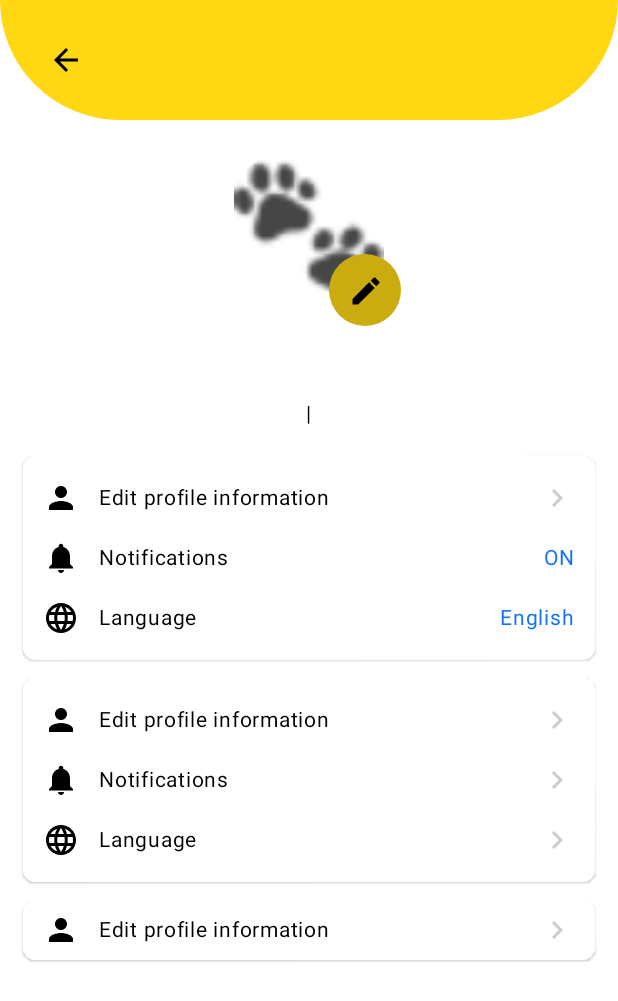
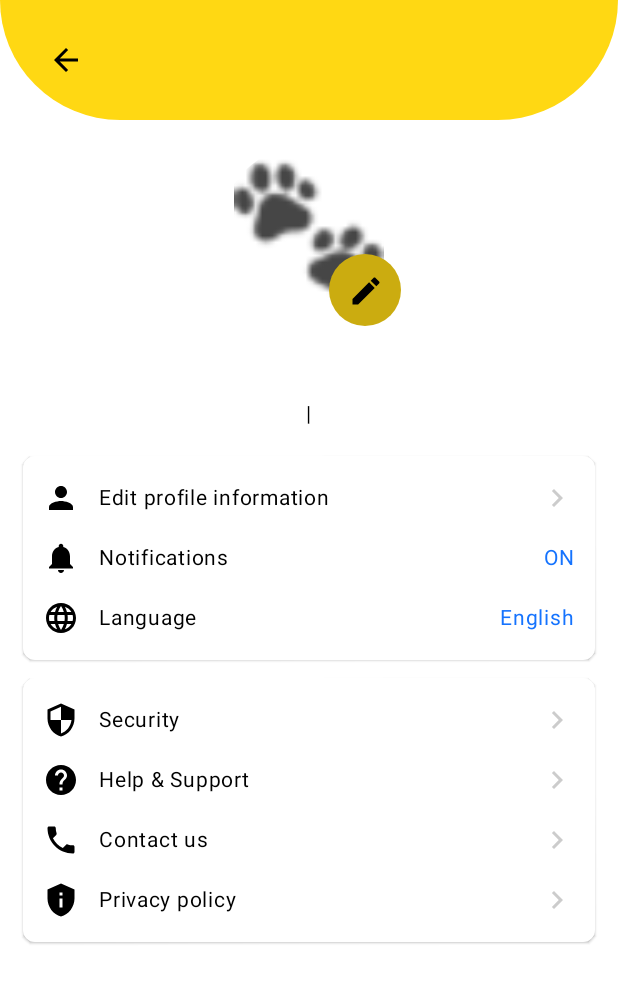
Before and after one commit to QuangD300504/CarPet, an Android app built with Jetpack Compose: the composable ProfileScreen shown on its own in the app's theme, on a phone screen of 412 x 824 dp. Shown: the top 1001 px of the screen. Run offline under Robolectric (Android 15) with nearby library versions, the light colour scheme and no system bars; our stand-ins replace Dagger/Hilt's generated code, Firebase (no records; nobody signed in at launch, a user with empty details on screens opened directly).

Commit message:
refactor: update profile (no dupe, new content)

```diff
--- a/app/src/main/kotlin/com/example/vetbook/presentation/screens/profile/ProfileScreen.kt
+++ b/app/src/main/kotlin/com/example/vetbook/presentation/screens/profile/ProfileScreen.kt
@@ -36,6 +36,8 @@ fun ProfileScreen(
     onEditProfileClick: () -> Unit = {},
     onNotificationClick: () -> Unit = {},
     onLanguageClick: () -> Unit = {},
+    onSecurityClick: () -> Unit = {},
+    onHelpAndSupportClick: () -> Unit = {},
     onContactUsClick: () -> Unit = {},
     onPrivacyPolicyClick: () -> Unit = {},
     onLogout: () -> Unit = {}
@@ -47,6 +49,8 @@ fun ProfileScreen(
         onEditProfileClick = onEditProfileClick,
         onNotificationClick = onNotificationClick,
         onLanguageClick = onLanguageClick,
+        onSecurityClick = onSecurityClick,
+        onHelpAndSupportClick = onHelpAndSupportClick,
         onContactUsClick = onContactUsClick,
         onPrivacyPolicyClick = onPrivacyPolicyClick,
         onLogout = onLogout
@@ -60,6 +64,8 @@ fun ProfileScreenContent(
     onEditProfileClick: () -> Unit = {},
     onNotificationClick: () -> Unit = {},
     onLanguageClick: () -> Unit = {},
+    onSecurityClick: () -> Unit = {},
+    onHelpAndSupportClick: () -> Unit = {},
     onContactUsClick: () -> Unit = {},
     onPrivacyPolicyClick: () -> Unit = {},
     onLogout: () -> Unit = {}
@@ -159,8 +165,9 @@ fun ProfileScreenContent(
                     .fillMaxWidth()
                     .background(Color.White)
                     .padding(horizontal = 15.dp, vertical = 16.dp),
-                verticalArrangement = Arrangement.spacedBy(0.dp)
+                verticalArrangement = Arrangement.spacedBy(12.dp)
             ) {
+                // Account settings card (Edit profile, Notifications, Language)
                 Card(
                     modifier = Modifier.fillMaxWidth(),
                     shape = RoundedCornerShape(8.dp),
@@ -206,8 +213,7 @@ fun ProfileScreenContent(
                     }
                 }
 
-                Spacer(modifier = Modifier.height(12.dp))
-
+                // Security / Help & support / Contact / Privacy card
                 Card(
                     modifier = Modifier.fillMaxWidth(),
                     shape = RoundedCornerShape(8.dp),
@@ -218,38 +224,29 @@ fun ProfileScreenContent(
                         modifier = Modifier.padding(vertical = 8.dp)
                     ) {
                         MenuItemComponent(
-                            icon = Icons.Default.Person,
-                            label = "Edit profile information",
-                            onClick = onEditProfileClick
+                            icon = Icons.Default.Security,
+                            label = "Security",
+                            onClick = onSecurityClick
                         )
 
                         MenuItemComponent(
-                            icon = Icons.Default.Notifications,
-                            label = "Notifications",
-                            onClick = onNotificationClick
+                            icon = Icons.Default.Help,
+                            label = "Help & Support",
+                            onClick = onHelpAndSupportClick
                         )
 
                         MenuItemComponent(
-                            icon = Icons.Default.Language,
-                            label = "Language",
-                            onClick = onLanguageClick
+                            icon = Icons.Default.Phone,
+                            label = "Contact us",
+                            onClick = onContactUsClick
+                        )
+
+                        MenuItemComponent(
+                            icon = Icons.Default.PrivacyTip,
+                            label = "Privacy policy",
+                            onClick = onPrivacyPolicyClick
                         )
                     }
-                }
-
-                Spacer(modifier = Modifier.height(12.dp))
-
-                Card(
-                    modifier = Modifier.fillMaxWidth(),
-                    shape = RoundedCornerShape(8.dp),
-                    colors = CardDefaults.cardColors(containerColor = Color.White),
-                    elevation = CardDefaults.cardElevation(defaultElevation = 1.dp)
-                ) {
-                    MenuItemComponent(
-                        icon = Icons.Default.Person,
-                        label = "Edit profile information",
-                        onClick = onEditProfileClick
-                    )
                 }
             }
         }
```
